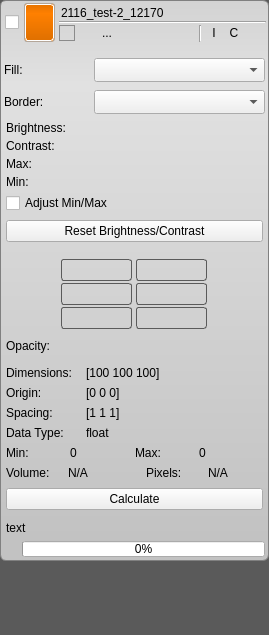
First picture: the form in src/Interface/Application/LayerWidget.ui, repository SCIInstitute/Seg3D, before the edit.
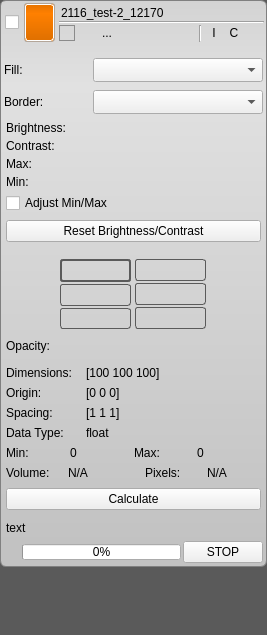
Second picture: the form after the edit. Icons and pictures are not drawn. Custom widgets are drawn as their Qt base class.

The edit to the form file:
```diff
--- a/src/Interface/Application/LayerWidget.ui
+++ b/src/Interface/Application/LayerWidget.ui
@@ -6,7 +6,7 @@
    <rect>
     <x>0</x>
     <y>0</y>
-    <width>269</width>
+    <width>267</width>
     <height>635</height>
    </rect>
   </property>
@@ -32,7 +32,7 @@
 }
 
 QToolButton#viewer_0_button_{
-  border: 1px solid rgb( 90, 90, 90 );
+  border: 2px solid rgb( 90, 90, 90 );
   border-radius: 3px;
 }
 
@@ -87,6 +87,14 @@
   background-color: rgb(255, 128, 0);
 }
 
+QLineEdit#label_{
+  text-align: left;
+  color: black;
+  background-color: rgba(255, 255, 255, 0);
+}
+/*QLineEdit#label_:focus{
+  background-color: rgb(255, 255, 255);
+}*/
 
 QWidget#type_{
   background-color: rgb(255, 128, 0);
@@ -99,16 +107,6 @@
   background-color: qlineargradient(spread:pad, x1:0.5, y1:0, x2:0.5, y2:0.960227, stop:0 rgba(0, 0, 0, 25), stop:0.258706 rgba(40, 40, 40, 0), stop:1 rgba(0, 0, 0, 30));
 }
 
-QLineEdit#label_{
-  text-align: left;
-  color: black;
-  selection-background-color: rgb( 237, 148, 31 );
-  selection-color: rgb( 255, 255, 255 );
-  background-color: rgba( 255, 255, 255, 0 );
-}
-QLineEdit#label_:focus{
-  background-color: rgba( 255, 255, 255, 100 );
-}
 
 /* Buttons */
 
@@ -1775,7 +1773,7 @@
             </property>
             <item>
              <widget class="QWidget" name="widget_7" native="true">
-              <layout class="QHBoxLayout" name="horizontalLayout_6">
+              <layout class="QHBoxLayout" name="horizontalLayout_6" stretch="1,4,1">
                <property name="spacing">
                 <number>2</number>
                </property>
@@ -1848,6 +1846,19 @@
                  </property>
                 </widget>
                </item>
+               <item>
+                <widget class="QPushButton" name="stop_button_">
+                 <property name="sizePolicy">
+                  <sizepolicy hsizetype="Minimum" vsizetype="Fixed">
+                   <horstretch>0</horstretch>
+                   <verstretch>0</verstretch>
+                  </sizepolicy>
+                 </property>
+                 <property name="text">
+                  <string>STOP</string>
+                 </property>
+                </widget>
+               </item>
               </layout>
              </widget>
             </item>
```
